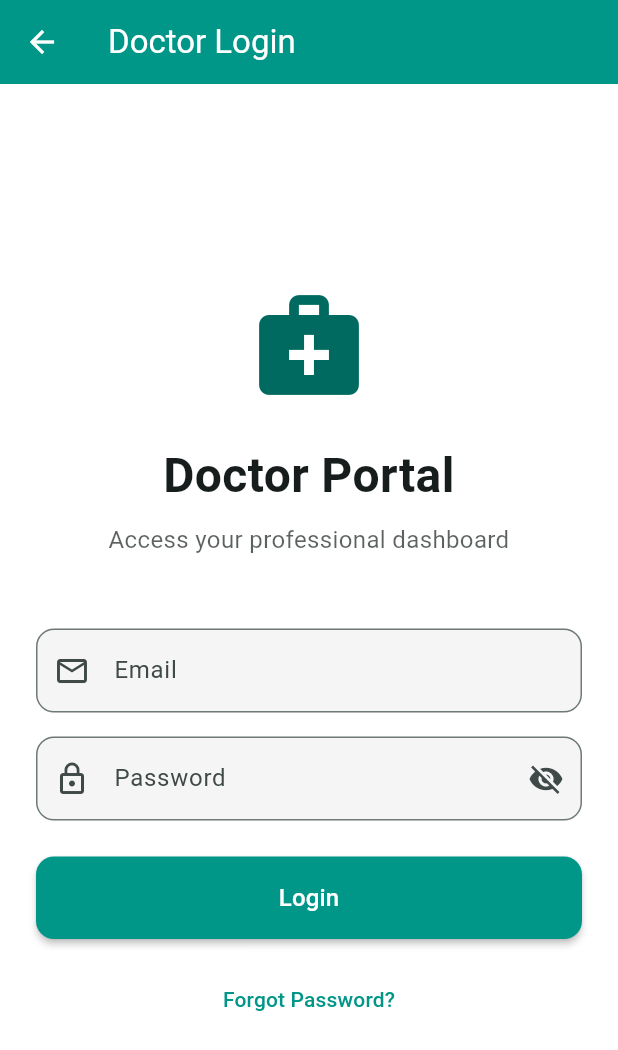
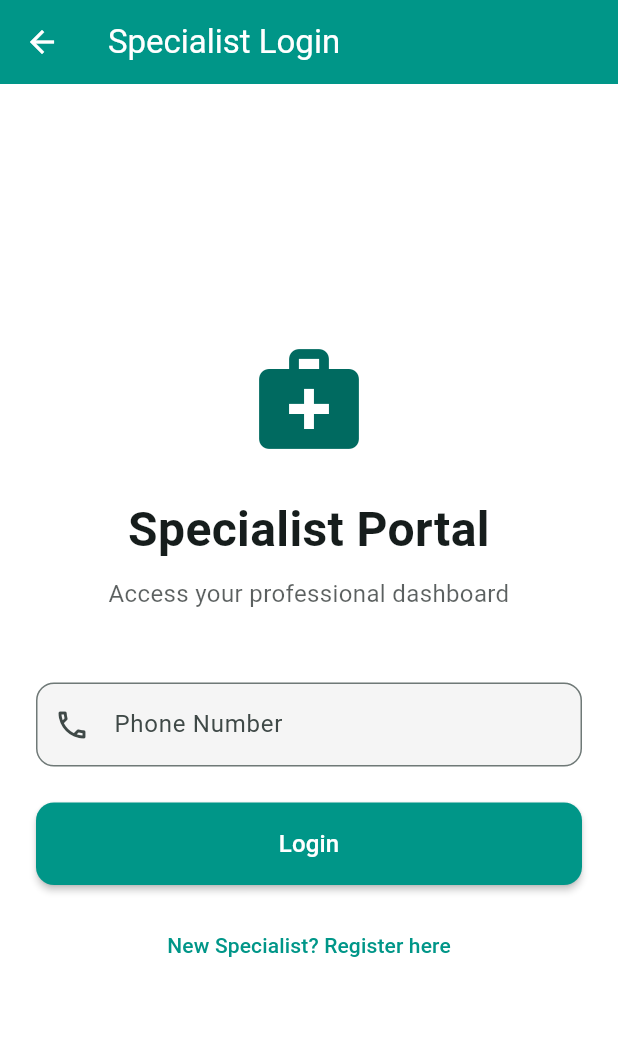
Before and after one commit to fayedemad/dr-skin, a Flutter app: the LoginScreen screen opened by its route, on a phone screen of 412 x 824 dp. Shown: the top 1050 px of the screen. Run offline on Flutter 3.47's test engine with Material 3 defaults, Android fonts, the phone set to English and light mode, and no system bars; our stand-ins replace image_picker, shared_preferences; accounts and stored records are empty.

Commit message:
update: specialists now authenticate and register with phone_number

```diff
--- a/lib/main.dart
+++ b/lib/main.dart
@@ -14,7 +14,6 @@ import 'screens/specialist_registration_screen.dart';
 import 'screens/specialist_profile_management_screen.dart';
 import 'screens/about_screen.dart';
 import 'screens/login_screen.dart';
-import 'screens/doctor_profile_screen.dart';
 import 'services/auth_service.dart';
 
 void main() async {
@@ -69,14 +68,12 @@ class _DrSkinAppState extends State<DrSkinApp> {
         routes: {
           '/': (context) => const SplashScreen(),
           '/login': (context) => const LoginScreen(),
-          '/doctor_profile': (context) => const DoctorProfileScreen(),
           '/home': (context) => HomeScreen(onThemeToggle: _toggleTheme),
           '/image_upload': (context) => const ImageUploadScreen(),
           '/diagnosis_result': (context) => const DiagnosisResultScreen(),
           '/educational_content': (context) => const EducationalContentScreen(),
           '/content_detail': (context) => const ContentDetailScreen(),
           '/specialist_search': (context) => const SpecialistSearchScreen(),
-          '/specialist_profile': (context) => const SpecialistProfileScreen(),
           '/specialist_registration': (context) => const SpecialistRegistrationScreen(),
           '/specialist_profile_management': (context) => const SpecialistProfileManagementScreen(),
           '/about': (context) => const AboutScreen(),
--- a/lib/models/doctor.dart
+++ /dev/null
@@ -1,47 +0,0 @@
-class Doctor {
-  final String id;
-  final String name;
-  final String email;
-  final String specialization;
-  final String licenseNumber;
-  final String phoneNumber;
-  final String hospital;
-  final String bio;
-  final String profileImageUrl;
-
-  Doctor({
-    required this.id,
-    required this.name,
-    required this.email,
-    required this.specialization,
-    required this.licenseNumber,
-    required this.phoneNumber,
-    required this.hospital,
-    required this.bio,
-    this.profileImageUrl = '',
-  });
-
-  Doctor copyWith({
-    String? id,
-    String? name,
-    String? email,
-    String? specialization,
-    String? licenseNumber,
-    String? phoneNumber,
-    String? hospital,
-    String? bio,
-    String? profileImageUrl,
-  }) {
-    return Doctor(
-      id: id ?? this.id,
-      name: name ?? this.name,
-      email: email ?? this.email,
-      specialization: specialization ?? this.specialization,
-      licenseNumber: licenseNumber ?? this.licenseNumber,
-      phoneNumber: phoneNumber ?? this.phoneNumber,
-      hospital: hospital ?? this.hospital,
-      bio: bio ?? this.bio,
-      profileImageUrl: profileImageUrl ?? this.profileImageUrl,
-    );
-  }
-}
--- a/lib/models/specialist.dart
+++ b/lib/models/specialist.dart
@@ -1,15 +1,43 @@
 class Specialist {
+  final String id;
   final String name;
-  final String specialty;
-  final String location;
-  final String contact;
-  final String availability;
+  final String phoneNumber;
+  final String specialization;
+  final String licenseNumber;
+  final String hospital;
+  final String bio;
+  final String? profileImage;
 
   Specialist({
+    required this.id,
     required this.name,
-    required this.specialty,
-    required this.location,
-    required this.contact,
-    required this.availability,
+    required this.phoneNumber,
+    required this.specialization,
+    required this.licenseNumber,
+    required this.hospital,
+    required this.bio,
+    this.profileImage,
   });
+
+  Specialist copyWith({
+    String? id,
+    String? name,
+    String? phoneNumber,
+    String? specialization,
+    String? licenseNumber,
+    String? hospital,
+    String? bio,
+    String? profileImage,
+  }) {
+    return Specialist(
+      id: id ?? this.id,
+      name: name ?? this.name,
+      phoneNumber: phoneNumber ?? this.phoneNumber,
+      specialization: specialization ?? this.specialization,
+      licenseNumber: licenseNumber ?? this.licenseNumber,
+      hospital: hospital ?? this.hospital,
+      bio: bio ?? this.bio,
+      profileImage: profileImage ?? this.profileImage,
+    );
+  }
 }
--- a/lib/screens/home_screen.dart
+++ b/lib/screens/home_screen.dart
@@ -23,7 +23,7 @@ class HomeScreen extends StatelessWidget {
             if (authService.isAuthenticated)
               IconButton(
                 icon: const Icon(Icons.person),
-                onPressed: () => Navigator.pushNamed(context, '/doctor_profile'),
+                onPressed: () => Navigator.pushNamed(context, '/specialist_profile'),
               ),
             IconButton(
               icon: Icon(isDark ? Icons.light_mode : Icons.dark_mode),
@@ -72,7 +72,7 @@ class HomeScreen extends StatelessWidget {
                 const Divider(),
                 const SizedBox(height: 24),
                 Text(
-                  'For Healthcare Professionals',
+                  'For Healthcare Specialists',
                   style: Theme.of(context).textTheme.titleMedium?.copyWith(
                         color: Theme.of(context).colorScheme.primary,
                         fontWeight: FontWeight.bold,
@@ -83,7 +83,7 @@ class HomeScreen extends StatelessWidget {
                 OutlinedButton.icon(
                   onPressed: () => Navigator.pushNamed(context, '/login'),
                   icon: const Icon(Icons.medical_services),
-                  label: const Text('Doctor Login'),
+                  label: const Text('Specialist Login'),
                   style: OutlinedButton.styleFrom(
                     padding: const EdgeInsets.symmetric(
                       horizontal: 24,
--- a/lib/screens/login_screen.dart
+++ b/lib/screens/login_screen.dart
@@ -1,7 +1,7 @@
 import 'package:flutter/material.dart';
 import 'package:provider/provider.dart';
 import '../services/auth_service.dart';
-import 'doctor_profile_screen.dart';
+import 'specialist_profile_screen.dart';
 
 class LoginScreen extends StatefulWidget {
   const LoginScreen({Key? key}) : super(key: key);
@@ -12,15 +12,12 @@ class LoginScreen extends StatefulWidget {
 
 class _LoginScreenState extends State<LoginScreen> {
   final _formKey = GlobalKey<FormState>();
-  final _emailController = TextEditingController();
-  final _passwordController = TextEditingController();
+  final _phoneController = TextEditingController();
   bool _isLoading = false;
-  bool _obscurePassword = true;
 
   @override
   void dispose() {
-    _emailController.dispose();
-    _passwordController.dispose();
+    _phoneController.dispose();
     super.dispose();
   }
 
@@ -31,14 +28,12 @@ class _LoginScreenState extends State<LoginScreen> {
 
     try {
       final authService = Provider.of<AuthService>(context, listen: false);
-      final success = await authService.login(
-        _emailController.text,
-        _passwordController.text,
-      );
+      final success = await authService.login(_phoneController.text);
 
       if (success && mounted) {
+        final specialist = Provider.of<AuthService>(context, listen: false).currentSpecialist!;
         Navigator.of(context).pushReplacement(
-          MaterialPageRoute(builder: (_) => const DoctorProfileScreen()),
+          MaterialPageRoute(builder: (_) => SpecialistProfileScreen(specialist: specialist)),
         );
       }
     } finally {
@@ -56,7 +51,7 @@ class _LoginScreenState extends State<LoginScreen> {
           icon: const Icon(Icons.arrow_back),
           onPressed: () => Navigator.of(context).pop(),
         ),
-        title: const Text('Doctor Login'),
+        title: const Text('Specialist Login'),
       ),
       body: Center(
         child: SingleChildScrollView(
@@ -74,7 +69,7 @@ class _LoginScreenState extends State<LoginScreen> {
                 ),
                 const SizedBox(height: 24),
                 const Text(
-                  'Doctor Portal',
+                  'Specialist Portal',
                   style: TextStyle(
                     fontSize: 32,
                     fontWeight: FontWeight.bold,
@@ -92,10 +87,11 @@ class _LoginScreenState extends State<LoginScreen> {
                 ),
                 const SizedBox(height: 48),
                 TextFormField(
-                  controller: _emailController,
+                  controller: _phoneController,
                   decoration: InputDecoration(
-                    labelText: 'Email',
-                    prefixIcon: const Icon(Icons.email_outlined),
+                    labelText: 'Phone Number',
+                    hintText: '+1234567890',
+                    prefixIcon: const Icon(Icons.phone_outlined),
                     border: OutlineInputBorder(
                       borderRadius: BorderRadius.circular(12),
                     ),
@@ -106,50 +102,14 @@ class _LoginScreenState extends State<LoginScreen> {
                       ),
                     ),
                   ),
-                  keyboardType: TextInputType.emailAddress,
+                  keyboardType: TextInputType.phone,
                   validator: (value) {
                     if (value == null || value.isEmpty) {
-                      return 'Please enter your email';
+                      return 'Please enter your phone number';
                     }
-                    if (!value.contains('@')) {
-                      return 'Please enter a valid email';
-                    }
-                    return null;
-                  },
-                ),
-                const SizedBox(height: 16),
-                TextFormField(
-                  controller: _passwordController,
-                  decoration: InputDecoration(
-                    labelText: 'Password',
-                    prefixIcon: const Icon(Icons.lock_outline),
-                    suffixIcon: IconButton(
-                      icon: Icon(
-                        _obscurePassword ? Icons.visibility_off : Icons.visibility,
-                      ),
-                      onPressed: () {
-                        setState(() {
-                          _obscurePassword = !_obscurePassword;
-                        });
-                      },
-                    ),
-                    border: OutlineInputBorder(
-                      borderRadius: BorderRadius.circular(12),
-                    ),
-                    enabledBorder: OutlineInputBorder(
-                      borderRadius: BorderRadius.circular(12),
-                      borderSide: BorderSide(
-                        color: Theme.of(context).colorScheme.outline,
-                      ),
-                    ),
-                  ),
-                  obscureText: _obscurePassword,
-                  validator: (value) {
-                    if (value == null || value.isEmpty) {
-                      return 'Please enter your password';
-                    }
-                    if (value.length < 6) {
-                      return 'Password must be at least 6 characters';
+                    // Basic phone number validation
+                    if (!value.startsWith('+') || value.length < 10) {
+                      return 'Please enter a valid phone number';
                     }
                     return null;
                   },
@@ -177,14 +137,14 @@ class _LoginScreenState extends State<LoginScreen> {
                 const SizedBox(height: 16),
                 TextButton(
                   onPressed: () {
-                    // TODO: Implement forgot password functionality
+                    // TODO: Implement registration functionality
                     ScaffoldMessenger.of(context).showSnackBar(
                       const SnackBar(
-                        content: Text('Forgot password functionality coming soon'),
+                        content: Text('Registration functionality coming soon'),
                       ),
                     );
                   },
-                  child: const Text('Forgot Password?'),
+                  child: const Text('New Specialist? Register here'),
                 ),
               ],
             ),
--- a/lib/services/auth_service.dart
+++ b/lib/services/auth_service.dart
@@ -1,26 +1,25 @@
 import 'package:flutter/material.dart';
-import '../models/doctor.dart';
+import '../models/specialist.dart';
 
 class AuthService extends ChangeNotifier {
-  Doctor? _currentDoctor;
+  Specialist? _currentSpecialist;
   bool _isAuthenticated = false;
 
-  Doctor? get currentDoctor => _currentDoctor;
+  Specialist? get currentSpecialist => _currentSpecialist;
   bool get isAuthenticated => _isAuthenticated;
 
-  // Mock login - accepts any email/password
-  Future<bool> login(String email, String password) async {
+  // Mock login - accepts any phone number
+  Future<bool> login(String phoneNumber) async {
     // Simulate network delay
     await Future.delayed(const Duration(seconds: 1));
 
     // Mock successful login
-    _currentDoctor = Doctor(
+    _currentSpecialist = Specialist(
       id: '1',
       name: 'Dr. John Doe',
-      email: email,
+      phoneNumber: phoneNumber,
       specialization: 'Dermatology',
       licenseNumber: 'MD123456',
-      phoneNumber: '+1234567890',
       hospital: 'City General Hospital',
       bio: 'Experienced dermatologist with over 10 years of practice.',
     );
@@ -30,29 +29,27 @@ class AuthService extends ChangeNotifier {
   }
 
   void logout() {
-    _currentDoctor = null;
+    _currentSpecialist = null;
     _isAuthenticated = false;
     notifyListeners();
   }
 
   Future<bool> updateProfile({
     String? name,
-    String? phoneNumber,
     String? hospital,
     String? bio,
     String? profileImageUrl,
   }) async {
-    if (_currentDoctor == null) return false;
+    if (_currentSpecialist == null) return false;
 
     // Simulate network delay
     await Future.delayed(const Duration(seconds: 1));
 
-    _currentDoctor = _currentDoctor!.copyWith(
+    _currentSpecialist = _currentSpecialist!.copyWith(
       name: name,
-      phoneNumber: phoneNumber,
       hospital: hospital,
       bio: bio,
-      profileImageUrl: profileImageUrl,
+      profileImage: profileImageUrl,
     );
     notifyListeners();
     return true;
--- a/lib/widgets/specialist_list_tile.dart
+++ b/lib/widgets/specialist_list_tile.dart
@@ -6,20 +6,25 @@ class SpecialistListTile extends StatelessWidget {
   final VoidCallback onTap;
 
   const SpecialistListTile({
+    Key? key,
     required this.specialist,
     required this.onTap,
-    Key? key,
   }) : super(key: key);
 
   @override
   Widget build(BuildContext context) {
     return ListTile(
-      leading: const CircleAvatar(
-        child: Icon(Icons.person),
+      leading: CircleAvatar(
+        backgroundImage: (specialist.profileImage != null && specialist.profileImage!.isNotEmpty)
+            ? NetworkImage(specialist.profileImage!)
+            : null,
+        child: (specialist.profileImage == null || specialist.profileImage!.isEmpty)
+            ? const Icon(Icons.person)
+            : null,
       ),
-      title: Text(specialist.name, style: const TextStyle(fontWeight: FontWeight.w600)),
-      subtitle: Text('${specialist.specialty} • ${specialist.location}'),
-      trailing: const Icon(Icons.arrow_forward_ios, size: 18),
+      title: Text(specialist.name),
+      subtitle: Text('${specialist.specialization} • ${specialist.hospital}'),
+      trailing: const Icon(Icons.chevron_right),
       onTap: onTap,
     );
   }
```
Also changed, not shown: lib/dummy_data/specialists.dart (+28 -20 lines), lib/screens/doctor_profile_screen.dart (deleted, +0 -240 lines), lib/screens/specialist_profile_screen.dart (+82 -33 lines), lib/screens/specialist_search_screen.dart (+37 -32 lines).
